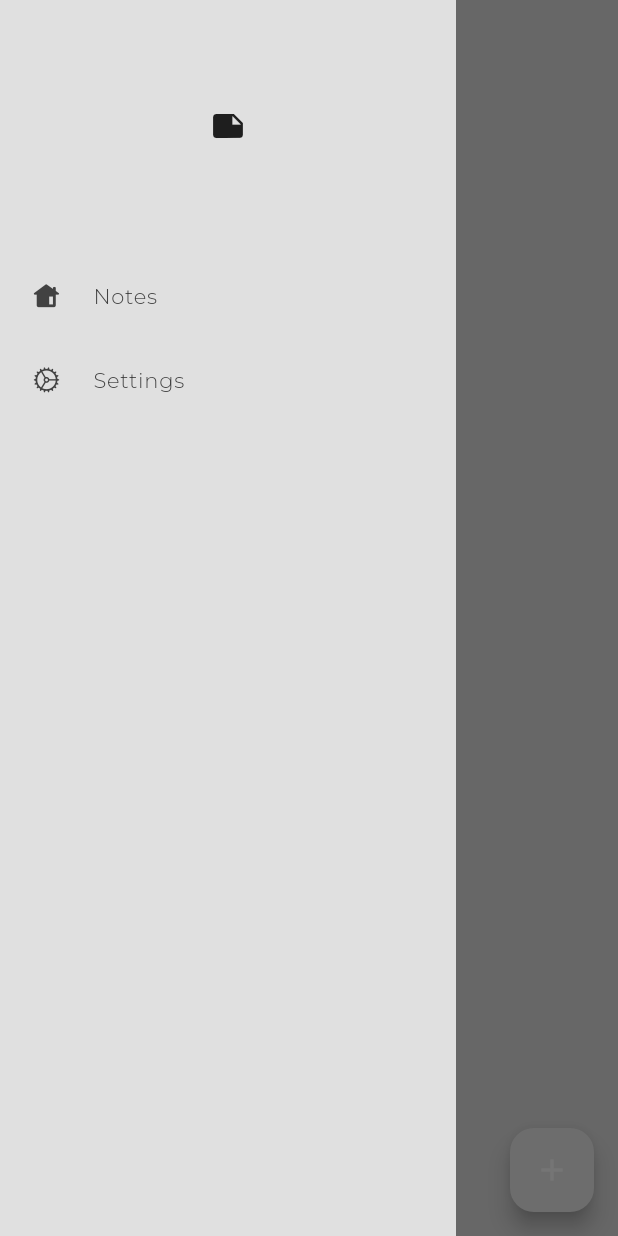
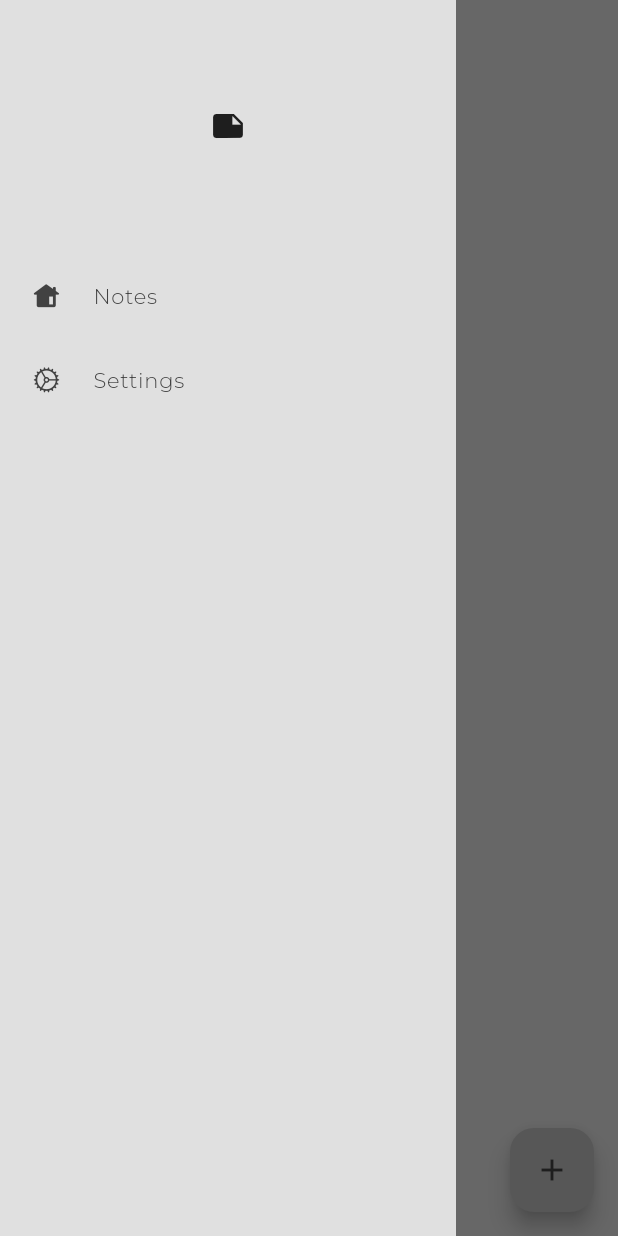
Before and after one commit to Nanaika/note, a Flutter app: the screen it shows after launch, with the side drawer open, on a phone screen of 412 x 824 dp. Run offline on Flutter 3.47's test engine with Material 3 defaults, Android fonts, the light colour scheme and no system bars; our stand-ins replace flutter_bloc, google_fonts, isar; accounts and stored records are empty; generated files the repository leaves out were written again.

Commit message:
first commit 3

```diff
--- a/lib/data/repo/isar_note_repo.dart
+++ b/lib/data/repo/isar_note_repo.dart
@@ -15,7 +15,7 @@ class IsarNoteRepo implements NoteRepository {
 
   @override
   Future<List<Note>> getAll() async {
-    final notes = await db.isarNotes.where().findAll();
+    final notes = await db.isarNotes.where(sort: Sort.desc).findAll();
     return notes.map((element) => element.toDomain()).toList();
   }
 
--- a/lib/presentation/components/my_drawer.dart
+++ b/lib/presentation/components/my_drawer.dart
@@ -16,7 +16,7 @@ class MyDrawer extends StatelessWidget {
       child: Column(
         mainAxisAlignment: MainAxisAlignment.start,
         children: [
-          DrawerHeader(
+          const DrawerHeader(
             child: Icon(Icons.note),
           ),
           DrawerTile(
@@ -26,7 +26,9 @@ class MyDrawer extends StatelessWidget {
               size: 18,
               color: Theme.of(context).colorScheme.inversePrimary,
             ),
-            onTap: () {},
+            onTap: () {
+              Navigator.of(context).pop();
+            },
           ),
           DrawerTile(
             title: "Settings",
@@ -37,7 +39,9 @@ class MyDrawer extends StatelessWidget {
             ),
             onTap: () {
               Navigator.of(context).pop();
-              Navigator.of(context).push(MaterialPageRoute(builder: (context) => const SettingsPage()),);
+              Navigator.of(context).push(
+                MaterialPageRoute(builder: (context) => const SettingsPage()),
+              );
             },
           ),
         ],
--- a/lib/presentation/note_view.dart
+++ b/lib/presentation/note_view.dart
@@ -1,46 +1,48 @@
-import 'package:flutter/cupertino.dart';
 import 'package:flutter/material.dart';
 import 'package:flutter_bloc/flutter_bloc.dart';
 import 'package:google_fonts/google_fonts.dart';
 import 'package:notes/domain/models/note.dart';
 import 'package:notes/presentation/note_cubit.dart';
-import 'package:notes/presentation/theme/theme_cubit.dart';
 
 import 'components/custom_text_button.dart';
 import 'components/my_drawer.dart';
 import 'components/note_list_tile.dart';
 import 'components/page_title.dart';
 
-class NoteView extends StatelessWidget {
+class NoteView extends StatefulWidget {
   const NoteView({super.key});
 
   @override
+  State<NoteView> createState() => _NoteViewState();
+}
+
+class _NoteViewState extends State<NoteView> {
+  var isFabVisible = true;
+
+  final controller = ScrollController();
+
+
+  @override
   Widget build(BuildContext context) {
+    print('BUILD!_------------------------');
+
+    controller.addListener(() {
+      if(controller.offset > controller.position.maxScrollExtent && isFabVisible) {
+        setState(() {
+          isFabVisible = false;
+        });
+      } else if (controller.offset < controller.position.maxScrollExtent && !isFabVisible) {
+        setState(() {
+          isFabVisible = true;
+        });
+      }
+    });
+
     return Scaffold(
       backgroundColor: Theme.of(context).colorScheme.surface,
       appBar: AppBar(
         elevation: 0,
         backgroundColor: Colors.transparent,
-        // actions: [
-        //   IconButton(
-        //     onPressed: () {
-        //       context.read<ThemeCubit>().switchTheme();
-        //     },
-        //     icon: BlocBuilder<ThemeCubit, ThemeData>(
-        //       builder: (BuildContext context, state) {
-        //         var themeCubit = context.read<ThemeCubit>();
-        //         final icon = themeCubit.isDark
-        //             ? CupertinoIcons.sun_max_fill
-        //             : CupertinoIcons.moon_fill;
-        //         return Icon(
-        //           icon,
-        //           color: Theme.of(context).colorScheme.inversePrimary,
-        //           size: 18,
-        //         );
-        //       },
-        //     ),
-        //   ),
-        // ],
       ),
       drawer: const MyDrawer(),
       body: Column(
@@ -56,6 +58,7 @@ class NoteView extends StatelessWidget {
             child: BlocBuilder<NoteCubit, List<Note>>(
               builder: (BuildContext context, notes) {
                 return ListView.builder(
+                  controller: controller,
                   physics: const AlwaysScrollableScrollPhysics(
                     parent: BouncingScrollPhysics(),
                   ),
@@ -78,14 +81,16 @@ class NoteView extends StatelessWidget {
           ),
         ],
       ),
-      floatingActionButton: FloatingActionButton(
-          // backgroundColor: Colors.blue,
-          child: const Icon(
-            Icons.add,
-          ),
-          onPressed: () {
-            addNewNote(context);
-          }),
+      floatingActionButton: isFabVisible ? FloatingActionButton(
+        backgroundColor: Theme.of(context).colorScheme.secondary,
+        child: Icon(
+          Icons.add,
+          color: Theme.of(context).colorScheme.inversePrimary,
+        ),
+        onPressed: () {
+          addNewNote(context);
+        },
+      ) : null,
     );
   }
 
@@ -130,7 +135,11 @@ class NoteView extends StatelessWidget {
                 isDense: true,
                 hintText: "Enter note message here",
                 hintStyle: GoogleFonts.montserrat(
-                    fontWeight: FontWeight.normal, color: Theme.of(context).colorScheme.inversePrimary.withOpacity(0.5)),
+                    fontWeight: FontWeight.normal,
+                    color: Theme.of(context)
+                        .colorScheme
+                        .inversePrimary
+                        .withOpacity(0.5)),
               ),
             ),
           );
--- a/lib/presentation/settings_page.dart
+++ b/lib/presentation/settings_page.dart
@@ -21,7 +21,7 @@ class SettingsPage extends StatelessWidget {
         crossAxisAlignment: CrossAxisAlignment.start,
         children: [
           const Padding(
-            padding: EdgeInsets.only(left: 18.0),
+            padding: EdgeInsets.all(18.0),
             child: PageTitle(
               title: "Settings",
             ),
--- a/lib/theme/theme.dart
+++ b/lib/theme/theme.dart
@@ -17,7 +17,7 @@ ThemeData darkTheme = ThemeData(
   brightness: Brightness.dark,
   colorScheme: ColorScheme.dark(
     surface: Colors.grey.shade900,
-    primary: Colors.grey.shade800,
+    primary: Color.fromARGB(255, 42, 42, 42),
     secondary: Colors.grey.shade700,
     inversePrimary: Colors.grey.shade300,
   ),
```
Also changed, not shown: lib/presentation/components/note_list_tile.dart (+35 -8 lines).
